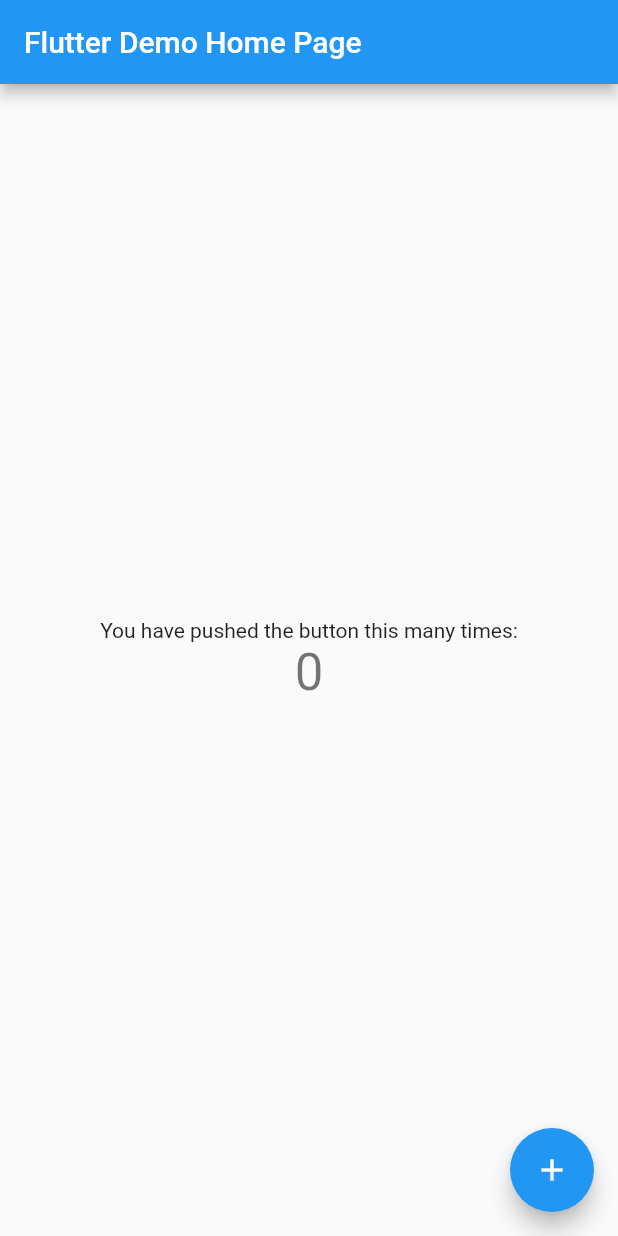
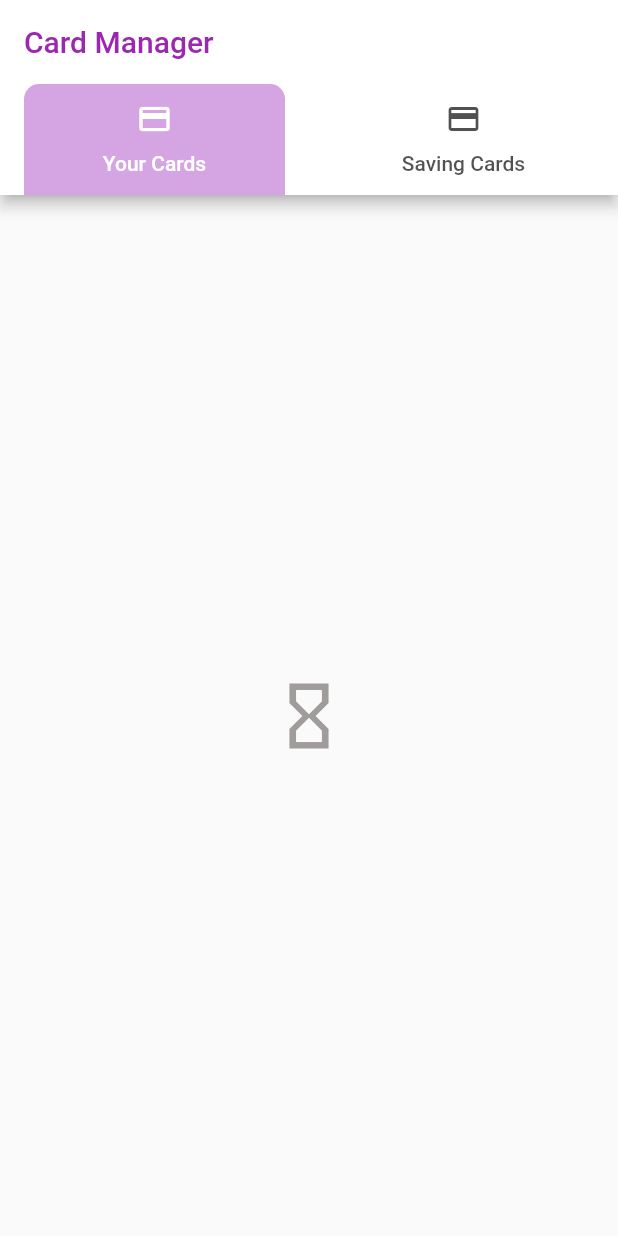
Before and after one commit to Sky-RV/Card-Manager, a Flutter app: the screen it shows after launch, on a phone screen of 412 x 824 dp. Run offline on Flutter 3.47's test engine with Material 2 defaults, Android fonts, the phone set to English and light mode, and no system bars.

```diff
--- a/Code/lib/main.dart
+++ b/Code/lib/main.dart
@@ -1,115 +1,94 @@
 import 'package:flutter/material.dart';
 
 void main() {
-  runApp(const MyApp());
+  runApp(MyApp());
 }
 
 class MyApp extends StatelessWidget {
-  const MyApp({Key? key}) : super(key: key);
-
-  // This widget is the root of your application.
   @override
   Widget build(BuildContext context) {
     return MaterialApp(
-      title: 'Flutter Demo',
-      theme: ThemeData(
-        // This is the theme of your application.
-        //
-        // Try running your application with "flutter run". You'll see the
-        // application has a blue toolbar. Then, without quitting the app, try
-        // changing the primarySwatch below to Colors.green and then invoke
-        // "hot reload" (press "r" in the console where you ran "flutter run",
-        // or simply save your changes to "hot reload" in a Flutter IDE).
-        // Notice that the counter didn't reset back to zero; the application
-        // is not restarted.
-        primarySwatch: Colors.blue,
-      ),
-      home: const MyHomePage(title: 'Flutter Demo Home Page'),
+      title: 'Card Manager',
+      debugShowCheckedModeBanner: false,
+      home: MyHomePage(),
     );
   }
 }
 
 class MyHomePage extends StatefulWidget {
-  const MyHomePage({Key? key, required this.title}) : super(key: key);
-
-  // This widget is the home page of your application. It is stateful, meaning
-  // that it has a State object (defined below) that contains fields that affect
-  // how it looks.
-
-  // This class is the configuration for the state. It holds the values (in this
-  // case the title) provided by the parent (in this case the App widget) and
-  // used by the build method of the State. Fields in a Widget subclass are
-  // always marked "final".
-
-  final String title;
-
   @override
   State<MyHomePage> createState() => _MyHomePageState();
 }
 
 class _MyHomePageState extends State<MyHomePage> {
-  int _counter = 0;
-
-  void _incrementCounter() {
-    setState(() {
-      // This call to setState tells the Flutter framework that something has
-      // changed in this State, which causes it to rerun the build method below
-      // so that the display can reflect the updated values. If we changed
-      // _counter without calling setState(), then the build method would not be
-      // called again, and so nothing would appear to happen.
-      _counter++;
-    });
-  }
 
   @override
   Widget build(BuildContext context) {
-    // This method is rerun every time setState is called, for instance as done
-    // by the _incrementCounter method above.
-    //
-    // The Flutter framework has been optimized to make rerunning build methods
-    // fast, so that you can just rebuild anything that needs updating rather
-    // than having to individually change instances of widgets.
-    return Scaffold(
-      appBar: AppBar(
-        // Here we take the value from the MyHomePage object that was created by
-        // the App.build method, and use it to set our appbar title.
-        title: Text(widget.title),
-      ),
-      body: Center(
-        // Center is a layout widget. It takes a single child and positions it
-        // in the middle of the parent.
-        child: Column(
-          // Column is also a layout widget. It takes a list of children and
-          // arranges them vertically. By default, it sizes itself to fit its
-          // children horizontally, and tries to be as tall as its parent.
-          //
-          // Invoke "debug painting" (press "p" in the console, choose the
-          // "Toggle Debug Paint" action from the Flutter Inspector in Android
-          // Studio, or the "Toggle Debug Paint" command in Visual Studio Code)
-          // to see the wireframe for each widget.
-          //
-          // Column has various properties to control how it sizes itself and
-          // how it positions its children. Here we use mainAxisAlignment to
-          // center the children vertically; the main axis here is the vertical
-          // axis because Columns are vertical (the cross axis would be
-          // horizontal).
-          mainAxisAlignment: MainAxisAlignment.center,
-          children: <Widget>[
-            const Text(
-              'You have pushed the button this many times:',
+
+    return DefaultTabController(
+      length: 2,
+      child: Scaffold(
+        ////////////////////////////// APP BAR //////////////////////////////
+
+        appBar: AppBar(
+          title: Text("Card Manager", style: TextStyle(color: Colors.purple,)),
+          automaticallyImplyLeading: false,
+          backgroundColor: Colors.white,
+          bottom: TabBar(
+            labelColor: Color(0xFFFFFFFF),
+            unselectedLabelColor: Color(0xAE000000),
+            indicatorSize: TabBarIndicatorSize.label,
+            indicator: BoxDecoration(
+              borderRadius: BorderRadius.only(
+                topLeft: Radius.circular(10),
+                topRight: Radius.circular(10)
+              ),
+              color: Color(0xFFD4A5E2)
             ),
-            Text(
-              '$_counter',
-              style: Theme.of(context).textTheme.headline4,
+            tabs: [
+              Tab(
+                icon: Icon(Icons.credit_card),
+                child: Align(
+                  alignment: Alignment.center,
+                  child: Text('Your Cards'),
+                ),
+              ),
+              Tab(
+                icon: Icon(Icons.credit_card),
+                child: Align(
+                  alignment: Alignment.center,
+                  child: Text('Saving Cards'),
+                ),
+              ),
+            ],
+          ),
+        ),
+
+        ////////////////////////////// BODY //////////////////////////////
+
+        body: TabBarView(
+          children: [
+
+            // Owner Tab
+            Center(
+              child: Icon(
+                Icons.hourglass_empty,
+                size: 52,
+                color: Color(0xFFA19C9C),
+              ),
+            ),
+
+            // Others Tab
+            Center(
+              child: Icon(
+                Icons.article_rounded,
+                size: 52,
+                color: Color(0xFFA19C9C),
+              ),
             ),
           ],
         ),
       ),
-      floatingActionButton: FloatingActionButton(
-        onPressed: _incrementCounter,
-        tooltip: 'Increment',
-        child: const Icon(Icons.add),
-      ), // This trailing comma makes auto-formatting nicer for build methods.
     );
   }
 }
```
